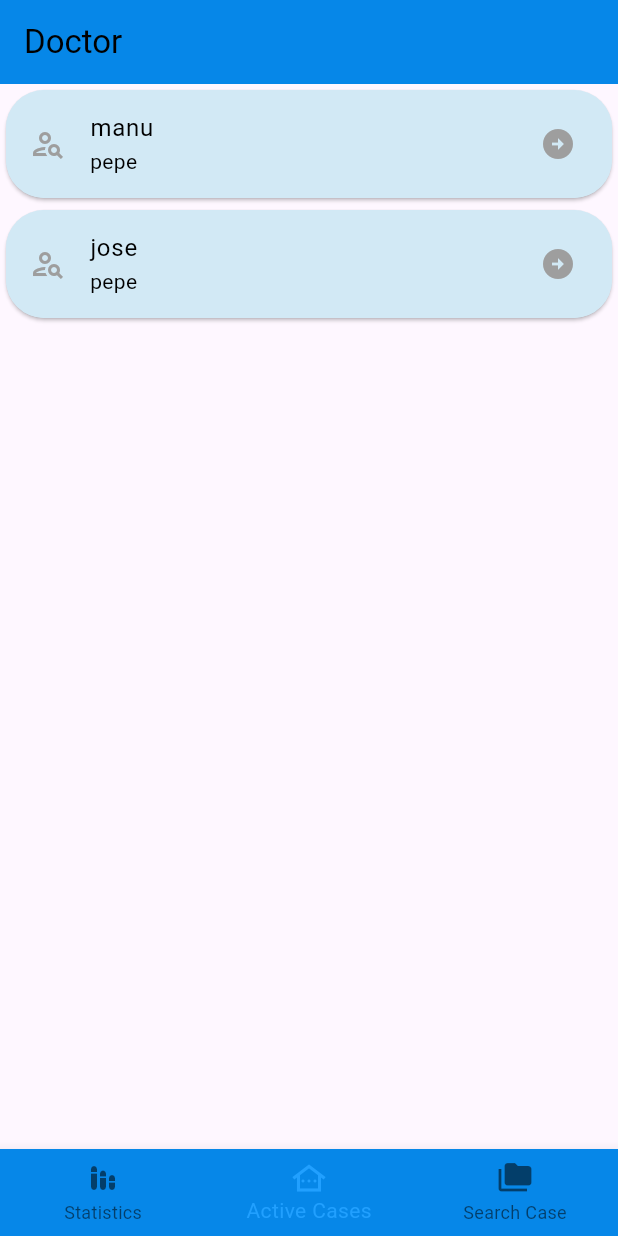
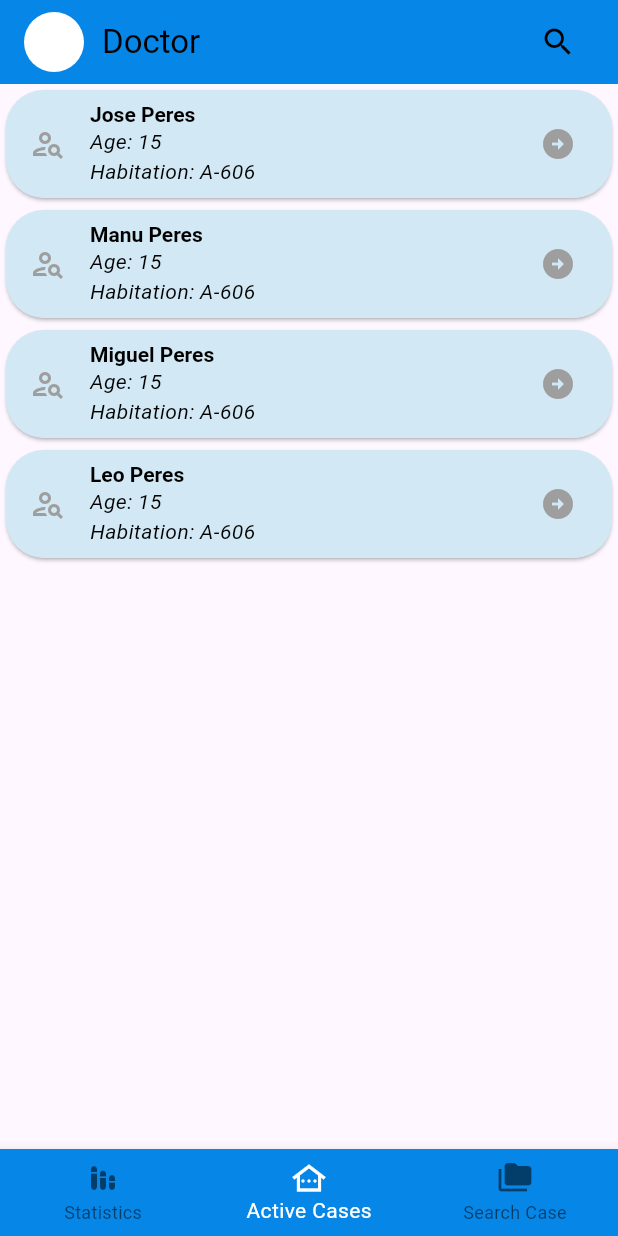
Before and after one commit to Teixeira49/d_report, a Flutter app: the screen it shows after launch, after a tap on "Entrance", on a phone screen of 412 x 824 dp. Run offline on Flutter 3.47's test engine with Material 3 defaults, Android fonts, the phone set to English and light mode, and no system bars; missing offline and left inert: dart:ffi; Roboto replaces fonts that are missing (IBM).

Commit message:
Implements some page details + design refresh

```diff
--- a/lib/main.dart
+++ b/lib/main.dart
@@ -3,6 +3,7 @@ import 'package:d_report/src/feature/auth/presentation/pages/login_page.dart';
 import 'package:d_report/src/feature/auth/presentation/pages/register_page.dart';
 import 'package:d_report/src/feature/main_page/presentation/pages/main_page.dart';
 import 'package:d_report/src/feature/not_found/presentation/pages/not-found_page.dart';
+import 'package:d_report/src/feature/patients_details/presentation/pages/patient-details_page.dart';
 import 'package:flutter/material.dart';
 
 void main() {
@@ -10,11 +11,15 @@ void main() {
 }
 
 class MyApp extends StatelessWidget {
+
   const MyApp({super.key});
 
   // This widget is the root of your application.
   @override
   Widget build(BuildContext context) {
+
+
+
     return MaterialApp(
       title: 'Flutter D Project APP',
       theme: AppTheme.light,
@@ -24,11 +29,11 @@ class MyApp extends StatelessWidget {
         '/auth/login/': (context) => const LoginPage(),
         '/auth/register/': (context) => const RegisterPage(),
         '/patients/': (context) => const MainPage(),
-        '/patients/details/': (context) => const MainPage(),
+        '/patients/details/': (context) => const PatientDetailsPage(),
       },
       initialRoute: '/auth/login/',
       onUnknownRoute: (RouteSettings setting) {
-        settings: setting;
+        //settings: setting;
           return MaterialPageRoute(
         builder: (context) => const NotFoundPage()
         );
--- /dev/null
+++ b/lib/src/core/config/routes/routes.dart
@@ -0,0 +1,5 @@
+import 'package:flutter/material.dart';
+
+//abstract class Routes{
+//  return r
+//}
--- a/lib/src/core/config/theme/themes.dart
+++ b/lib/src/core/config/theme/themes.dart
@@ -9,7 +9,7 @@ abstract class AppTheme {
         backgroundColor: Color.fromRGBO(20, 154, 255, 1.0),
       ),
 
-      scaffoldBackgroundColor: const Color.fromRGBO(210, 233, 245, 1.0),
+      scaffoldBackgroundColor: const Color.fromRGBO(255, 255, 255, 1.0),
       primaryColor: const Color.fromRGBO(6, 147, 253, 1),
       splashColor: Colors.black26,
       fontFamily: 'IBM',
@@ -22,9 +22,16 @@ abstract class AppTheme {
 
       bottomNavigationBarTheme: const BottomNavigationBarThemeData(
         backgroundColor: Color.fromRGBO(6, 135, 232, 1.0),
-        selectedItemColor: Color.fromRGBO(33, 160, 255, 1.0),
+        selectedItemColor: Colors.white,
         selectedLabelStyle: TextStyle(color: Colors.black),
-      )
+      ),
+
+      listTileTheme: const ListTileThemeData(
+        tileColor: Color.fromRGBO(210, 233, 245, 1),
+        textColor: Colors.black,
+        titleTextStyle: TextStyle(fontWeight: FontWeight.bold),
+        iconColor: Colors.grey,
+      ),
 
     );
   } static ThemeData get dark {
--- a/lib/src/feature/auth/presentation/pages/login_page.dart
+++ b/lib/src/feature/auth/presentation/pages/login_page.dart
@@ -44,14 +44,17 @@ class LoginPage extends StatelessWidget{
                             Container(
                               decoration: BoxDecoration(
                                   color: Colors.white,
-                                  border: Border.all(color: Colors.black),
+                                  border: Border.all(color: Colors.transparent),
                                   shape: BoxShape.circle
                               ),
                               padding: EdgeInsets.symmetric(
                                 horizontal: size.width * 0.0075,
                                 vertical: size.height * 0.025,
                               ),
-                              child: Image.asset("assets/images/logo.png", width: MediaQuery.of(context).size.width/1.5, height: MediaQuery.of(context).size.width/1.5 ),
+                              child: Image.asset("assets/images/logo.png",
+                                  width: MediaQuery.of(context).size.width/1.5,
+                                  height: MediaQuery.of(context).size.width/1.5
+                              ),
                             ),
                             Container(
                                 padding: EdgeInsets.symmetric(
--- /dev/null
+++ b/lib/src/feature/main_page/domain/entities/patient.dart
@@ -0,0 +1,31 @@
+
+class Patient{
+
+  Patient(
+    {
+      required this.id,
+      required this.name,
+      required this.lastname,
+      required this.age,
+      required this.codHab
+    }
+  );
+
+  int id;
+  String name;
+  String lastname;
+  int age;
+  String codHab;
+
+  String getMessage(){
+    return 'Age: $age\nHabitation: $codHab';
+  }
+
+  String getAllName(){
+    return '$name $lastname';
+  }
+
+  int getAge(){
+    return age;
+  }
+}
--- a/lib/src/feature/main_page/presentation/pages/main_page.dart
+++ b/lib/src/feature/main_page/presentation/pages/main_page.dart
@@ -1,3 +1,4 @@
+import 'package:d_report/src/feature/main_page/domain/entities/patient.dart';
 import 'package:flutter/material.dart';
 
 import '../widgets/current_case.dart';
@@ -21,21 +22,51 @@ class MyMainPageState extends State<MainPage> {
     final size = MediaQuery.of(context).size;
 
     //List<Patients> patients = [];
-    List<String> patients = ["manu", 'jose'];
-    List<String> pepe = ["pepe", 'jos1123e'];
+    List<Patient> regularP = [
+      Patient(id:1, name:"Jose", lastname: "Peres", age: 15, codHab: 'A-606'),
+      Patient(id:2, name:"Manu", lastname: "Peres", age: 15, codHab: 'A-606'),
+      Patient(id:3, name:"Miguel", lastname: "Peres", age: 15, codHab: 'A-606'),
+      Patient(id:4, name:"Leo", lastname: "Peres", age: 15, codHab: 'A-606'),
+    ];
+    List<Patient> currentP = [
+      Patient(id:5, name:"A", lastname: "Peres", age: 15, codHab: 'A-606'),
+      Patient(id:6, name:"B", lastname: "Peres", age: 15, codHab: 'A-606'),
+      Patient(id:7, name:"C", lastname: "Peres", age: 15, codHab: 'A-606'),
+      Patient(id:8, name:"D", lastname: "Peres", age: 15, codHab: 'A-606'),
+    ];
+
     List<Widget> pages = [
-      CurrentCasesPage(pepe),
-      CurrentCasesPage(patients),
-      CurrentCasesPage(pepe)
+      CurrentCasesPage(currentP),
+      CurrentCasesPage(regularP),
+      CurrentCasesPage(currentP)
     ];
 
     return Scaffold(
 
         appBar: AppBar(
-          title: Text(accountName),
-          backgroundColor: Theme
-              .of(context)
-              .colorScheme.primary,
+          title: Row(
+            children: [
+              GestureDetector(
+                child: const CircleAvatar(
+                  backgroundColor: Colors.white,
+                  child: Icon(Icons.person),
+                ),
+                onLongPress: () {
+                  print('Se presionó el CircleAvatar');
+                  //Navigator.pushNamed(context, '/perfil');
+                },
+              ),
+              const SizedBox(width: 12),
+              Text(accountName),
+              const Spacer(),
+              IconButton(
+                  onPressed: () {
+                    print('Se presionó el icono de búsqueda');
+                  },
+                  icon: const Icon(Icons.search))
+            ],
+          ),
+          backgroundColor: Theme.of(context).colorScheme.primary,
           automaticallyImplyLeading: false,
 
         ),
--- /dev/null
+++ b/lib/src/feature/main_page/presentation/widgets/case_tile.dart
@@ -0,0 +1,42 @@
+import 'dart:ui';
+
+import 'package:d_report/src/feature/main_page/domain/entities/patient.dart';
+import 'package:flutter/material.dart';
+
+class CaseTile extends StatelessWidget {
+
+  final context;
+  final Patient dataPatient;
+
+  const CaseTile(this.context, this.dataPatient, {super.key});
+
+  @override
+  Widget build(BuildContext context) {
+
+    return ListTile(
+      title: Text(
+        dataPatient.getAllName(),
+        style: const TextStyle(fontWeight: FontWeight.bold),
+      ),
+      subtitle: Text(
+        dataPatient.getMessage(),
+        style: const TextStyle(fontStyle: FontStyle.italic),
+      ),
+      tileColor: const Color.fromRGBO(210, 233, 245, 1),
+      shape: RoundedRectangleBorder(
+          borderRadius: BorderRadius.circular(25.5)
+      ),
+      trailing: const Icon(
+        Icons.arrow_circle_right, color: Colors.grey,
+      ),
+      leading: const Icon(
+        Icons.person_search_outlined, color: Colors.grey,
+      ),
+      onTap: () {
+        Navigator.of(context).pushNamed('/patients/details/',
+            arguments: {"data":dataPatient}
+        );
+      },
+    );
+  }
+}
--- a/lib/src/feature/main_page/presentation/widgets/current_case.dart
+++ b/lib/src/feature/main_page/presentation/widgets/current_case.dart
@@ -1,13 +1,10 @@
-import 'package:flutter/cupertino.dart';
+import 'package:d_report/src/feature/main_page/domain/entities/patient.dart';
 import 'package:flutter/material.dart';
-
-import 'package:d_report/src/feature/auth/presentation/widgets/user_field.dart';
-import 'package:flutter/painting.dart';
-import 'package:flutter/widgets.dart';
+import 'case_tile.dart';
 
 class CurrentCasesPage extends StatelessWidget {
 
-  final List<String> patients;
+  final List<Patient> patients;
 
   const CurrentCasesPage(this.patients, {super.key});
 
@@ -31,23 +28,7 @@ class CurrentCasesPage extends StatelessWidget {
                 shape: RoundedRectangleBorder(
                     borderRadius: BorderRadius.circular(25.5)
                 ),
-                child: ListTile(
-                  title: Text(patients[index]),
-                  subtitle: const Text('pepe'), //patients[index].getPrice()
-                  tileColor: const Color.fromRGBO(210, 233, 245, 1),
-                  shape: RoundedRectangleBorder(
-                    borderRadius: BorderRadius.circular(25.5)
-                  ),
-                  trailing: const Icon(
-                    Icons.arrow_circle_right, color: Colors.grey,
-                  ),
-                  leading: const Icon(
-                    Icons.person_search_outlined, color: Colors.grey,
-                  ),
-                  onTap: () {
-                    Navigator.of(context).pushReplacementNamed('/patients/details/');
-                  },
-                ),
+                child: CaseTile(context, patients[index])
               )),
             ),
           ),
--- /dev/null
+++ b/lib/src/feature/patients_details/domain/dom/patient.dart
@@ -0,0 +1,31 @@
+
+class Patient{
+
+  Patient(
+    {
+      required this.id,
+      required this.name,
+      required this.lastname,
+      required this.age,
+      required this.codHab
+    }
+  );
+
+  int id;
+  String name;
+  String lastname;
+  int age;
+  String codHab;
+
+  String getMessage(){
+    return 'Age: $age\nHabitation: $codHab';
+  }
+
+  String getAllName(){
+    return '$name $lastname';
+  }
+
+  int getAge(){
+    return age;
+  }
+}
--- /dev/null
+++ b/lib/src/feature/patients_details/domain/entities/patient.dart
@@ -0,0 +1,31 @@
+
+class Patient{
+
+  Patient(
+    {
+      required this.id,
+      required this.name,
+      required this.lastname,
+      required this.age,
+      required this.codHab
+    }
+  );
+
+  int id;
+  String name;
+  String lastname;
+  int age;
+  String codHab;
+
+  String getMessage(){
+    return 'Age: $age\nHabitation: $codHab';
+  }
+
+  String getAllName(){
+    return '$name $lastname';
+  }
+
+  int getAge(){
+    return age;
+  }
+}
--- a/pubspec.yaml
+++ b/pubspec.yaml
@@ -30,6 +30,7 @@ environment:
 dependencies:
   flutter:
     sdk: flutter
+  provider: ^6.0.2
 
 
   # The following adds the Cupertino Icons font to your application.
@@ -39,7 +40,6 @@ dependencies:
 dev_dependencies:
   flutter_test:
     sdk: flutter
-
   # The "flutter_lints" package below contains a set of recommended lints to
   # encourage good coding practices. The lint set provided by the package is
   # activated in the `analysis_options.yaml` file located at the root of your
```
Also changed, not shown: lib/src/feature/main_page/presentation/widgets/bottom_bar_panel.dart (added, +66 -0 lines), lib/src/feature/patients_details/presentation/pages/patient-details_page.dart (added, +89 -0 lines), lib/src/feature/patients_details/presentation/widgets/bottom_bar_panel.dart (added, +66 -0 lines), lib/src/feature/patients_details/presentation/widgets/headerWidget.dart (added, +33 -0 lines), lib/src/feature/main_page/data/entity/Patients.dart (added), pubspec.lock.
